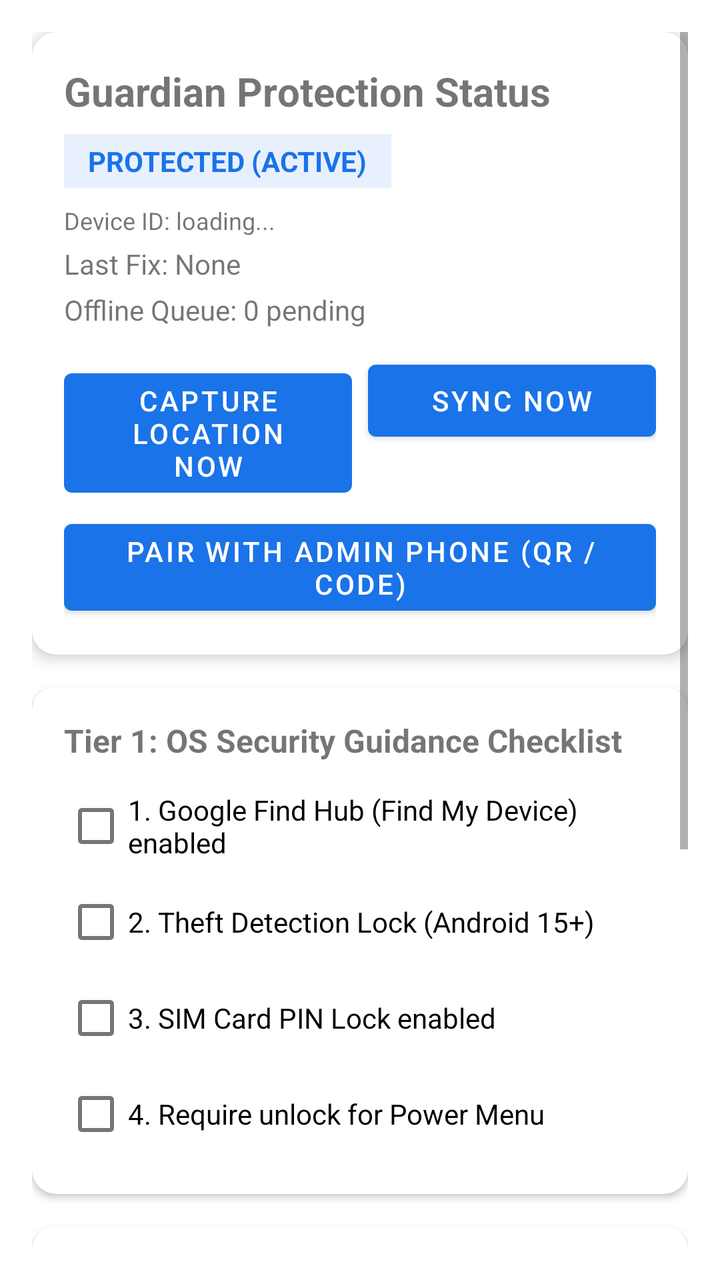
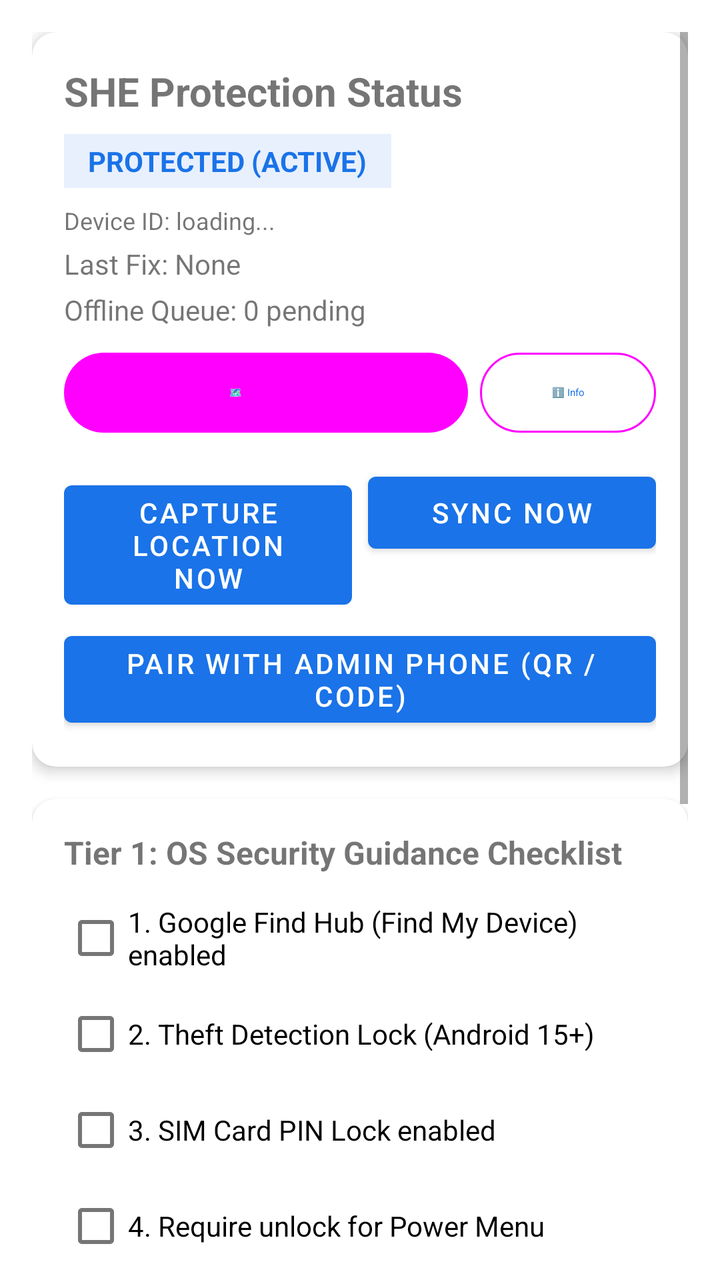

An Android layout rendered at two revisions. The XML below is the earlier revision; the diff shows what the commit changed to produce the second picture.
<!-- AndroidManifest.xml: application theme Theme.Guardian -->
<!-- res/layout/activity_main.xml -->
<?xml version="1.0" encoding="utf-8"?>
<ScrollView xmlns:android="http://schemas.android.com/apk/res/android"
    xmlns:app="http://schemas.android.com/apk/res-auto"
    android:layout_width="match_parent"
    android:layout_height="match_parent"
    android:padding="16dp">

    <LinearLayout
        android:layout_width="match_parent"
        android:layout_height="wrap_content"
        android:orientation="vertical">

        
        <com.google.android.material.card.MaterialCardView
            android:id="@+id/cardEmergencyContact"
            android:layout_width="match_parent"
            android:layout_height="wrap_content"
            android:layout_marginBottom="16dp"
            android:visibility="gone"
            app:cardCornerRadius="12dp"
            app:cardElevation="6dp"
            app:cardBackgroundColor="#FEE2E2">

            <LinearLayout
                android:layout_width="match_parent"
                android:layout_height="wrap_content"
                android:orientation="vertical"
                android:padding="16dp">

                <TextView
                    android:id="@+id/tvEmergencyHeader"
                    android:layout_width="wrap_content"
                    android:layout_height="wrap_content"
                    android:text="STOLEN DEVICE: RECOVERY ACTIVE"
                    android:textColor="#991B1B"
                    android:textSize="18sp"
                    android:textStyle="bold" />

                <TextView
                    android:id="@+id/tvEmergencyContactMsg"
                    android:layout_width="wrap_content"
                    android:layout_height="wrap_content"
                    android:layout_marginTop="6dp"
                    android:text="This device is protected by Anti-Theft Guardian. If found, please return to owner immediately:"
                    android:textColor="#7F1D1D"
                    android:textSize="13sp" />

                <TextView
                    android:id="@+id/tvEmergencyPhone"
                    android:layout_width="wrap_content"
                    android:layout_height="wrap_content"
                    android:layout_marginTop="4dp"
                    android:text="Owner Emergency Contact: +1-555-0199"
                    android:textColor="#991B1B"
                    android:textSize="16sp"
                    android:textStyle="bold" />

                <Button
                    android:id="@+id/btnCallEmergencyContact"
                    android:layout_width="match_parent"
                    android:layout_height="wrap_content"
                    android:layout_marginTop="10dp"
                    android:backgroundTint="#DC2626"
                    android:text="CALL OWNER EMERGENCY CONTACT"
                    android:textColor="#FFFFFF" />

                <TextView
                    android:id="@+id/tvKioskExitNotice"
                    android:layout_width="wrap_content"
                    android:layout_height="wrap_content"
                    android:layout_marginTop="8dp"
                    android:text="Kiosk lockdown can only be lifted by an owner-signed EXIT_KIOSK command from the registered Admin phone."
                    android:textColor="#7F1D1D"
                    android:textSize="11sp"
                    android:textStyle="italic" />

            </LinearLayout>
        </com.google.android.material.card.MaterialCardView>

        
        <com.google.android.material.card.MaterialCardView
            android:layout_width="match_parent"
            android:layout_height="wrap_content"
            android:layout_marginBottom="16dp"
            app:cardCornerRadius="12dp"
            app:cardElevation="4dp">

            <LinearLayout
                android:layout_width="match_parent"
                android:layout_height="wrap_content"
                android:orientation="vertical"
                android:padding="16dp">

                <TextView
                    android:id="@+id/tvStatusTitle"
                    android:layout_width="wrap_content"
                    android:layout_height="wrap_content"
                    android:text="@string/status_title"
                    android:textSize="20sp"
                    android:textStyle="bold" />

                <TextView
                    android:id="@+id/tvStatusBadge"
                    android:layout_width="wrap_content"
                    android:layout_height="wrap_content"
                    android:layout_marginTop="8dp"
                    android:background="#E8F0FE"
                    android:paddingHorizontal="12dp"
                    android:paddingVertical="4dp"
                    android:text="PROTECTED (ACTIVE)"
                    android:textColor="#1A73E8"
                    android:textStyle="bold" />

                <TextView
                    android:id="@+id/tvDeviceId"
                    android:layout_width="wrap_content"
                    android:layout_height="wrap_content"
                    android:layout_marginTop="8dp"
                    android:text="Device ID: loading..."
                    android:textSize="12sp" />

                <TextView
                    android:id="@+id/tvLastLocation"
                    android:layout_width="wrap_content"
                    android:layout_height="wrap_content"
                    android:layout_marginTop="4dp"
                    android:text="Last Fix: None"
                    android:textSize="14sp" />

                <TextView
                    android:id="@+id/tvQueueCount"
                    android:layout_width="wrap_content"
                    android:layout_height="wrap_content"
                    android:layout_marginTop="4dp"
                    android:text="Offline Queue: 0 pending"
                    android:textSize="14sp" />

                <LinearLayout
                    android:layout_width="match_parent"
                    android:layout_height="wrap_content"
                    android:layout_marginTop="12dp"
                    android:orientation="horizontal">

                    <Button
                        android:id="@+id/btnCaptureNow"
                        android:layout_width="0dp"
                        android:layout_height="wrap_content"
                        android:layout_weight="1"
                        android:layout_marginEnd="8dp"
                        android:text="@string/action_capture_now" />

                    <Button
                        android:id="@+id/btnSyncNow"
                        android:layout_width="0dp"
                        android:layout_height="wrap_content"
                        android:layout_weight="1"
                        android:text="@string/action_sync_now" />
                </LinearLayout>

                <Button
                    android:id="@+id/btnPairWithAdmin"
                    android:layout_width="match_parent"
                    android:layout_height="wrap_content"
                    android:layout_marginTop="8dp"
                    android:text="Pair with Admin Phone (QR / Code)" />

            </LinearLayout>
        </com.google.android.material.card.MaterialCardView>

        
        <com.google.android.material.card.MaterialCardView
            android:layout_width="match_parent"
            android:layout_height="wrap_content"
            app:cardCornerRadius="12dp"
            app:cardElevation="2dp">

            <LinearLayout
                android:layout_width="match_parent"
                android:layout_height="wrap_content"
                android:orientation="vertical"
                android:padding="16dp">

                <TextView
                    android:layout_width="wrap_content"
                    android:layout_height="wrap_content"
                    android:text="@string/tier1_title"
                    android:textSize="16sp"
                    android:textStyle="bold" />

                <CheckBox
                    android:id="@+id/cbFindHub"
                    android:layout_width="wrap_content"
                    android:layout_height="wrap_content"
                    android:layout_marginTop="8dp"
                    android:text="@string/tier1_find_hub" />

                <CheckBox
                    android:id="@+id/cbTheftDetection"
                    android:layout_width="wrap_content"
                    android:layout_height="wrap_content"
                    android:text="@string/tier1_theft_detection" />

                <CheckBox
                    android:id="@+id/cbSimLock"
                    android:layout_width="wrap_content"
                    android:layout_height="wrap_content"
                    android:text="@string/tier1_sim_lock" />

                <CheckBox
                    android:id="@+id/cbPowerMenu"
                    android:layout_width="wrap_content"
                    android:layout_height="wrap_content"
                    android:text="@string/tier1_power_menu" />

            </LinearLayout>
        </com.google.android.material.card.MaterialCardView>

        
        <com.google.android.material.card.MaterialCardView
            android:layout_width="match_parent"
            android:layout_height="wrap_content"
            android:layout_marginTop="16dp"
            app:cardCornerRadius="12dp"
            app:cardElevation="2dp">

            <LinearLayout
                android:layout_width="match_parent"
                android:layout_height="wrap_content"
                android:orientation="vertical"
                android:padding="16dp">

                <TextView
                    android:layout_width="wrap_content"
                    android:layout_height="wrap_content"
                    android:text="Tier 3: Enterprise Device Owner"
                    android:textSize="16sp"
                    android:textStyle="bold" />

                <TextView
                    android:id="@+id/tvDeviceOwnerBadge"
                    android:layout_width="wrap_content"
                    android:layout_height="wrap_content"
                    android:layout_marginTop="6dp"
                    android:background="#FEF3C7"
                    android:paddingHorizontal="10dp"
                    android:paddingVertical="3dp"
                    android:text="DEVICE OWNER: CHECKING..."
                    android:textColor="#92400E"
                    android:textStyle="bold"
                    android:textSize="12sp" />

                <TextView
                    android:id="@+id/tvDeviceOwnerDetails"
                    android:layout_width="wrap_content"
                    android:layout_height="wrap_content"
                    android:layout_marginTop="6dp"
                    android:text="Locks factory reset, safe boot, user creation, and package uninstallation. In stolen state, locks device into kiosk mode."
                    android:textSize="12sp"
                    android:textColor="#64748B" />

                <TextView
                    android:id="@+id/tvRestrictionsStatus"
                    android:layout_width="match_parent"
                    android:layout_height="wrap_content"
                    android:layout_marginTop="8dp"
                    android:background="#F8FAFC"
                    android:padding="10dp"
                    android:fontFamily="monospace"
                    android:textSize="11sp"
                    android:text="Loading restrictions status..." />

                <LinearLayout
                    android:layout_width="match_parent"
                    android:layout_height="wrap_content"
                    android:layout_marginTop="10dp"
                    android:orientation="horizontal">

                    <Button
                        android:id="@+id/btnEnforceRestrictions"
                        android:layout_width="0dp"
                        android:layout_height="wrap_content"
                        android:layout_weight="1"
                        android:layout_marginEnd="6dp"
                        android:text="Lockdown (Enforce)"
                        android:textSize="11sp" />

                    <Button
                        android:id="@+id/btnClearRestrictions"
                        android:layout_width="0dp"
                        android:layout_height="wrap_content"
                        android:layout_weight="1"
                        android:text="Clear Lockdown"
                        android:textSize="11sp" />
                </LinearLayout>

                <Button
                    android:id="@+id/btnToggleLockTaskKiosk"
                    android:layout_width="match_parent"
                    android:layout_height="wrap_content"
                    android:layout_marginTop="6dp"
                    android:text="Enter Stolen Kiosk Mode"
                    android:textSize="11sp" />

                <Button
                    android:id="@+id/btnShowAdbCommand"
                    android:layout_width="match_parent"
                    android:layout_height="wrap_content"
                    android:layout_marginTop="4dp"
                    android:text="Show Provisioning ADB Command"
                    android:textSize="11sp"
                    style="@style/Widget.MaterialComponents.Button.TextButton" />

            </LinearLayout>
        </com.google.android.material.card.MaterialCardView>

    </LinearLayout>
</ScrollView>
<!-- resources referenced by this layout -->
<resources>
  <string name="action_capture_now">Capture Location Now</string>
  <string name="action_sync_now">Sync Now</string>
  <string name="status_title">Guardian Protection Status</string>
  <string name="tier1_find_hub">1. Google Find Hub (Find My Device) enabled</string>
  <string name="tier1_power_menu">4. Require unlock for Power Menu</string>
  <string name="tier1_sim_lock">3. SIM Card PIN Lock enabled</string>
  <string name="tier1_theft_detection">2. Theft Detection Lock (Android 15+)</string>
  <string name="tier1_title">Tier 1: OS Security Guidance Checklist</string>
  <style name="Theme.Guardian" parent="Theme.MaterialComponents.DayNight.DarkActionBar">
          <item name="colorPrimary">#1A73E8</item>
          <item name="colorPrimaryVariant">#1557B0</item>
          <item name="colorOnPrimary">#FFFFFF</item>
      </style>
</resources>

<!-- the commit's change to res/layout/activity_main.xml (unified diff, before → after) -->
@@ -41,7 +41,7 @@
                     android:layout_width="wrap_content"
                     android:layout_height="wrap_content"
                     android:layout_marginTop="6dp"
-                    android:text="This device is protected by Anti-Theft Guardian. If found, please return to owner immediately:"
+                    android:text="This device is protected by SHE (Sentinel for Handheld Equipment). If found, please return to owner immediately:"
                     android:textColor="#7F1D1D"
                     android:textSize="13sp" />
 
@@ -62,6 +62,15 @@
                     android:layout_marginTop="10dp"
                     android:backgroundTint="#DC2626"
                     android:text="CALL OWNER EMERGENCY CONTACT"
+                    android:textColor="#FFFFFF" />
+
+                <Button
+                    android:id="@+id/btnCallPolice112"
+                    android:layout_width="match_parent"
+                    android:layout_height="wrap_content"
+                    android:layout_marginTop="6dp"
+                    android:backgroundTint="#1E3A8A"
+                    android:text="CALL EMERGENCY SERVICES (112)"
                     android:textColor="#FFFFFF" />
 
                 <TextView
@@ -138,6 +147,29 @@
                 <LinearLayout
                     android:layout_width="match_parent"
                     android:layout_height="wrap_content"
+                    android:layout_marginTop="8dp"
+                    android:orientation="horizontal">
+
+                    <Button
+                        android:id="@+id/btnViewLocationMap"
+                        style="@style/Widget.Material3.Button.TonalButton"
+                        android:layout_width="0dp"
+                        android:layout_height="wrap_content"
+                        android:layout_weight="1"
+                        android:layout_marginEnd="6dp"
+                        android:text="🗺️ View on Map" />
+
+                    <Button
+                        android:id="@+id/btnLocationInfo"
+                        style="@style/Widget.Material3.Button.OutlinedButton"
+                        android:layout_width="wrap_content"
+                        android:layout_height="wrap_content"
+                        android:text="ℹ️ Info" />
+                </LinearLayout>
+
+                <LinearLayout
+                    android:layout_width="match_parent"
+                    android:layout_height="wrap_content"
                     android:layout_marginTop="12dp"
                     android:orientation="horizontal">
 
<!-- resource entries referenced after the edit -->
@@ -2,7 +2,7 @@
 <resources>
   <string name="action_capture_now">Capture Location Now</string>
   <string name="action_sync_now">Sync Now</string>
-  <string name="status_title">Guardian Protection Status</string>
+  <string name="status_title">SHE Protection Status</string>
   <string name="tier1_find_hub">1. Google Find Hub (Find My Device) enabled</string>
   <string name="tier1_power_menu">4. Require unlock for Power Menu</string>
   <string name="tier1_sim_lock">3. SIM Card PIN Lock enabled</string>
